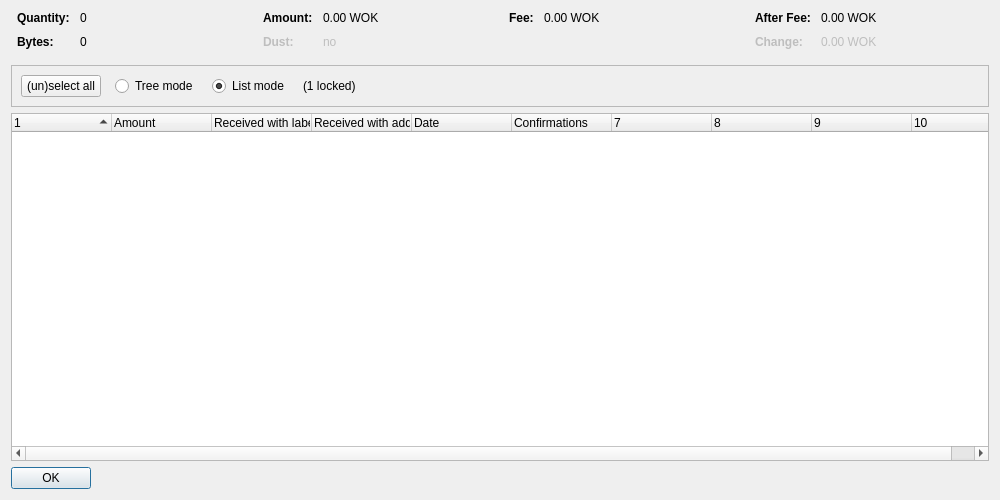
Above: src/qt/forms/coincontroldialog.ui from minblock/workcoin before the change. Below: the same form after it.
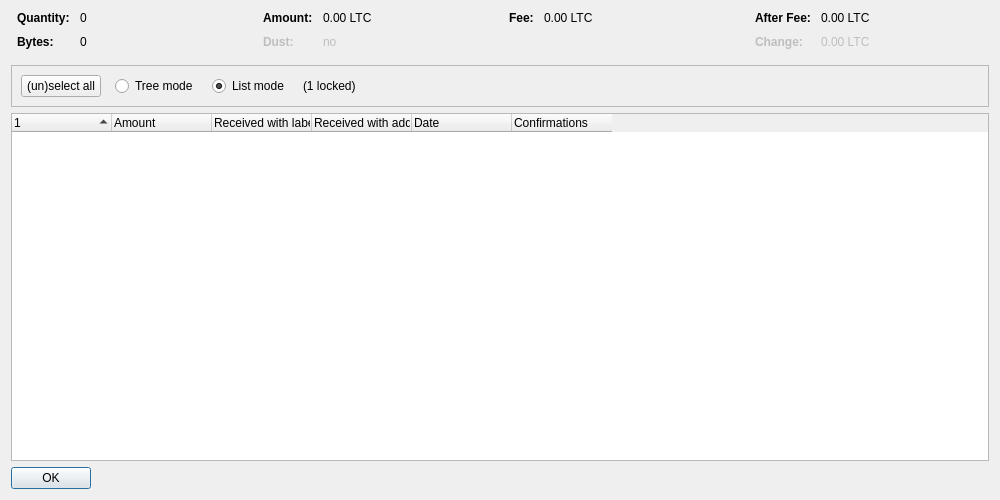
That is the form after the change. Custom widgets are drawn as their Qt base class.

```diff
--- a/src/qt/forms/coincontroldialog.ui
+++ b/src/qt/forms/coincontroldialog.ui
@@ -132,7 +132,7 @@
           <enum>Qt::ActionsContextMenu</enum>
          </property>
          <property name="text">
-          <string notr="true">0.00 WOK</string>
+          <string notr="true">0.00 LTC</string>
          </property>
          <property name="textInteractionFlags">
           <set>Qt::LinksAccessibleByMouse|Qt::TextSelectableByKeyboard|Qt::TextSelectableByMouse</set>
@@ -212,7 +212,7 @@
           <enum>Qt::ActionsContextMenu</enum>
          </property>
          <property name="text">
-          <string notr="true">0.00 WOK</string>
+          <string notr="true">0.00 LTC</string>
          </property>
          <property name="textInteractionFlags">
           <set>Qt::LinksAccessibleByMouse|Qt::TextSelectableByKeyboard|Qt::TextSelectableByMouse</set>
@@ -257,7 +257,7 @@
           <enum>Qt::ActionsContextMenu</enum>
          </property>
          <property name="text">
-          <string notr="true">0.00 WOK</string>
+          <string notr="true">0.00 LTC</string>
          </property>
          <property name="textInteractionFlags">
           <set>Qt::LinksAccessibleByMouse|Qt::TextSelectableByKeyboard|Qt::TextSelectableByMouse</set>
@@ -292,7 +292,7 @@
           <enum>Qt::ActionsContextMenu</enum>
          </property>
          <property name="text">
-          <string notr="true">0.00 WOK</string>
+          <string notr="true">0.00 LTC</string>
          </property>
          <property name="textInteractionFlags">
           <set>Qt::LinksAccessibleByMouse|Qt::TextSelectableByKeyboard|Qt::TextSelectableByMouse</set>
@@ -402,7 +402,7 @@
       <bool>false</bool>
      </property>
      <property name="columnCount">
-      <number>10</number>
+      <number>6</number>
      </property>
      <attribute name="headerShowSortIndicator" stdset="0">
       <bool>true</bool>
```
Left out of the diff: 2 changed lines with no effect on the pictures.
